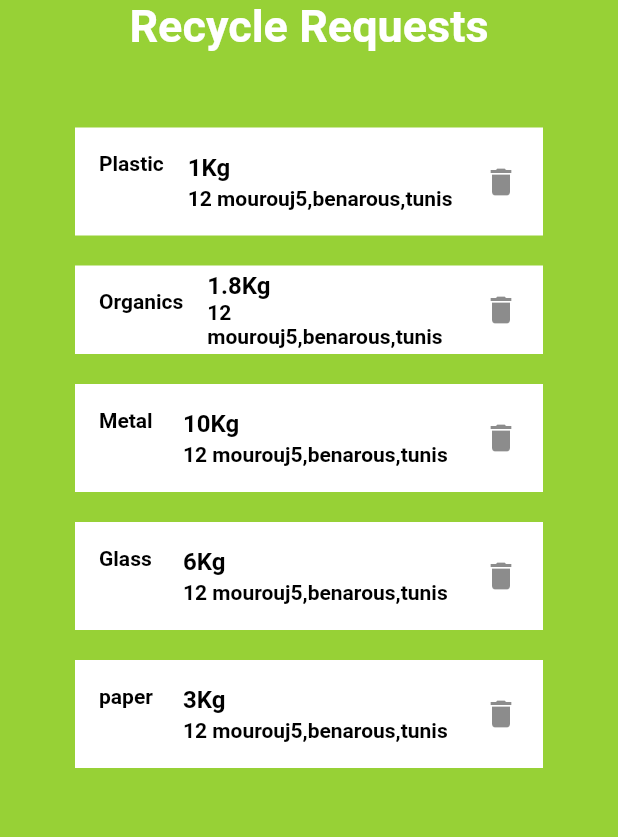
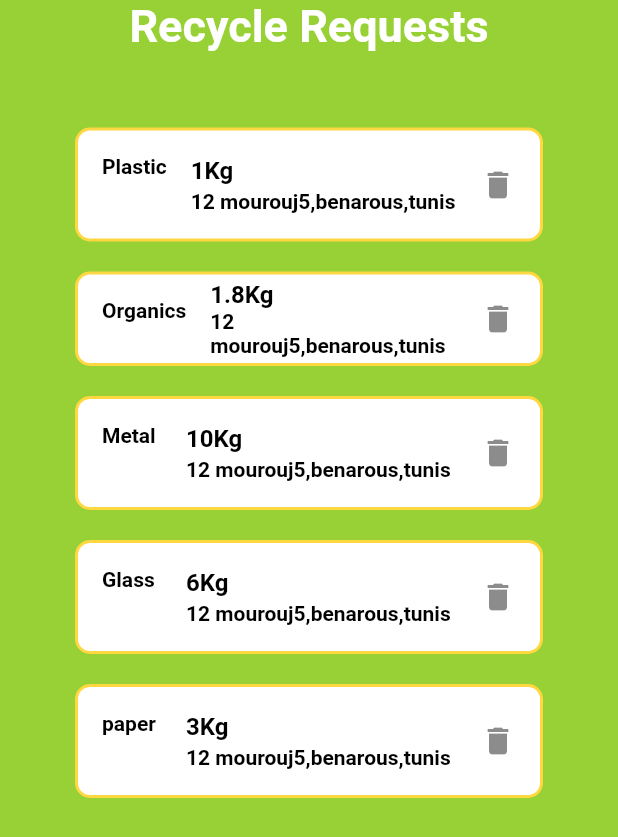
Before and after one commit to alaabh/projetintegration, a Flutter app: the RecycleRequest screen opened directly, on a phone screen of 412 x 824 dp. Shown: the top 837 px of the screen. Run offline on Flutter 3.47's test engine with Material 2 defaults, Android fonts, the phone set to English and light mode, and no system bars; our stand-ins replace flutter_tabler_icons, geocoding, geolocator, get, ionicons, location and 2 more; missing offline and left inert: number_selection.

Commit message:
fourth commit

```diff
--- a/lib/screens/recycle_request.dart
+++ b/lib/screens/recycle_request.dart
@@ -37,6 +37,11 @@ class _RecycleRequestState extends State<RecycleRequest> {
                               child: Padding(
                                 padding: EdgeInsets.only(bottom: 20),
                                 child: ListTile(
+                                  shape: RoundedRectangleBorder(
+                                    side: BorderSide(
+                                        width: 2, color: Colors.amberAccent),
+                                    borderRadius: BorderRadius.circular(10),
+                                  ),
                                   tileColor: Colors.white,
                                   leading: Text(
                                     datalist[index].material,
```
